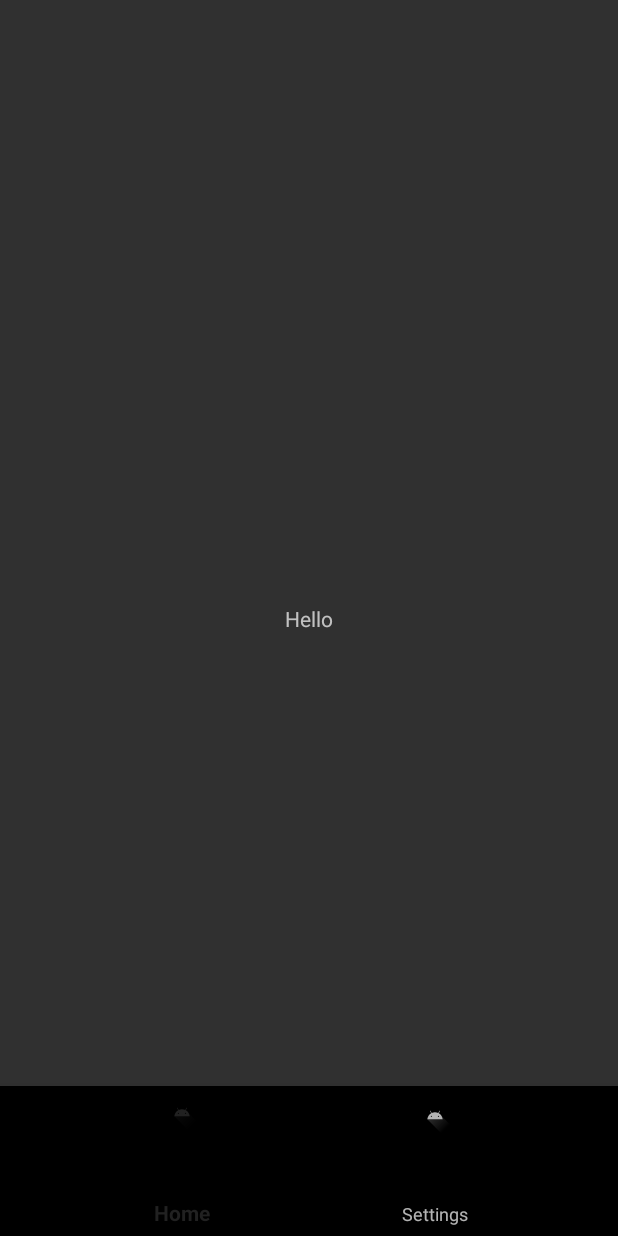
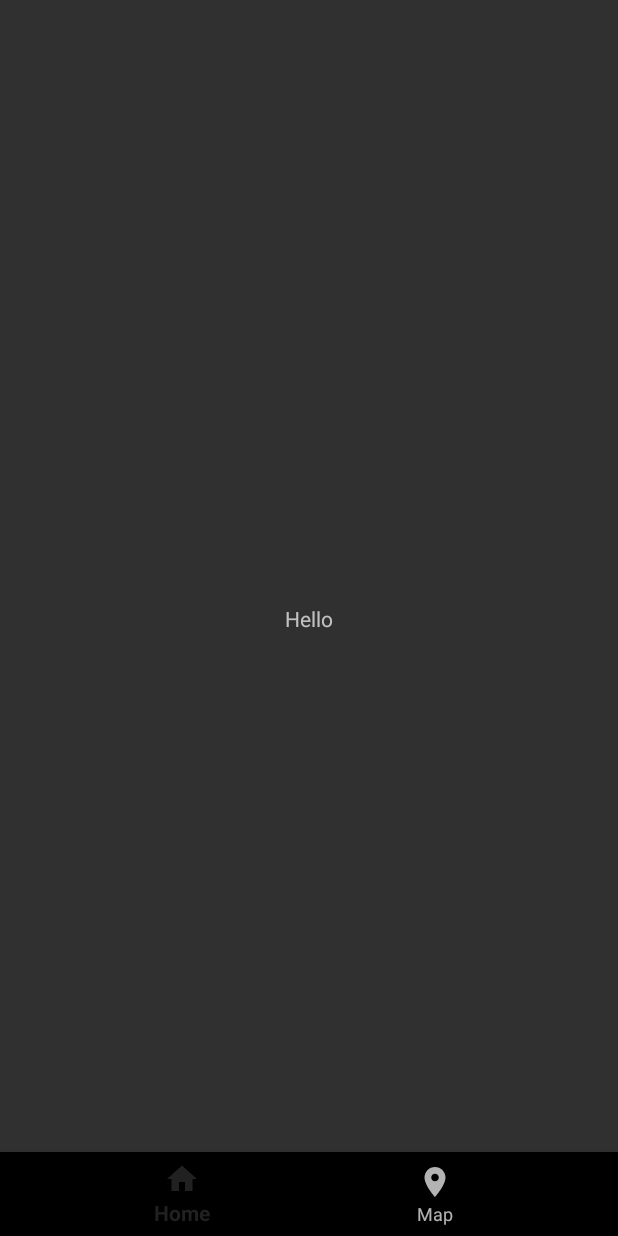
Before and after one commit to m-teja/Things-To-Do, an Android app: the screen it shows after launch (HomeActivity), on a phone screen of 412 x 824 dp. Run offline under Robolectric (Android 15) with nearby library versions, the light colour scheme and no system bars.

Commit message:
fixed nav bar

```diff
--- /dev/null
+++ b/app/src/main/res/drawable/home_icon.xml
@@ -0,0 +1,5 @@
+<vector xmlns:android="http://schemas.android.com/apk/res/android" android:height="24dp" android:tint="#000000" android:viewportHeight="24" android:viewportWidth="24" android:width="24dp">
+
+    <path android:fillColor="@android:color/white" android:pathData="M10,20v-6h4v6h5v-8h3L12,3 2,12h3v8z"/>
+
+</vector>
--- /dev/null
+++ b/app/src/main/res/drawable/map_icon.xml
@@ -0,0 +1,5 @@
+<vector xmlns:android="http://schemas.android.com/apk/res/android" android:height="24dp" android:tint="#000000" android:viewportHeight="24" android:viewportWidth="24" android:width="24dp">
+
+    <path android:fillColor="@android:color/white" android:pathData="M12,2C8.13,2 5,5.13 5,9c0,5.25 7,13 7,13s7,-7.75 7,-13c0,-3.87 -3.13,-7 -7,-7zM12,11.5c-1.38,0 -2.5,-1.12 -2.5,-2.5s1.12,-2.5 2.5,-2.5 2.5,1.12 2.5,2.5 -1.12,2.5 -2.5,2.5z"/>
+
+</vector>
--- a/app/src/main/res/layout/activity_home.xml
+++ b/app/src/main/res/layout/activity_home.xml
@@ -15,7 +15,7 @@
     <com.google.android.material.bottomnavigation.BottomNavigationView
         android:id="@+id/activity_home_bottom_navigation"
         android:layout_width="match_parent"
-        android:layout_height="100dp"
+        android:layout_height="wrap_content"
         app:layout_constraintBottom_toBottomOf="parent"
         app:layout_constraintEnd_toEndOf="parent"
         app:layout_constraintStart_toStartOf="parent"
--- a/app/src/main/res/menu/activity_home_bottom_nav_menu.xml
+++ b/app/src/main/res/menu/activity_home_bottom_nav_menu.xml
@@ -3,9 +3,9 @@
     <item
         android:id="@+id/home"
         android:title="Home"
-        android:icon="@drawable/ic_launcher_foreground"/>
+        android:icon="@drawable/home_icon"/>
     <item
         android:id="@+id/map"
-        android:title="Settings"
-        android:icon="@drawable/ic_launcher_foreground"/>
+        android:title="Map"
+        android:icon="@drawable/map_icon"/>
 </menu>
--- a/app/src/main/res/values/themes.xml
+++ b/app/src/main/res/values/themes.xml
@@ -1,7 +1,8 @@
 <?xml version="1.0" encoding="utf-8"?>
 <resources>
 
-    <style name="Theme.Project" parent="android:Theme.Material.Light.NoActionBar" />
+    <style name="Theme.Project" parent="android:Theme.Material.Light.DarkActionBar">
+    </style>
     <style name="Theme.Project.Starting" parent="Theme.SplashScreen">
         <item name="windowSplashScreenAnimatedIcon">@drawable/ic_launcher_foreground</item>
         <item name="postSplashScreenTheme">@style/Theme.AppCompat.NoActionBar</item>
```
